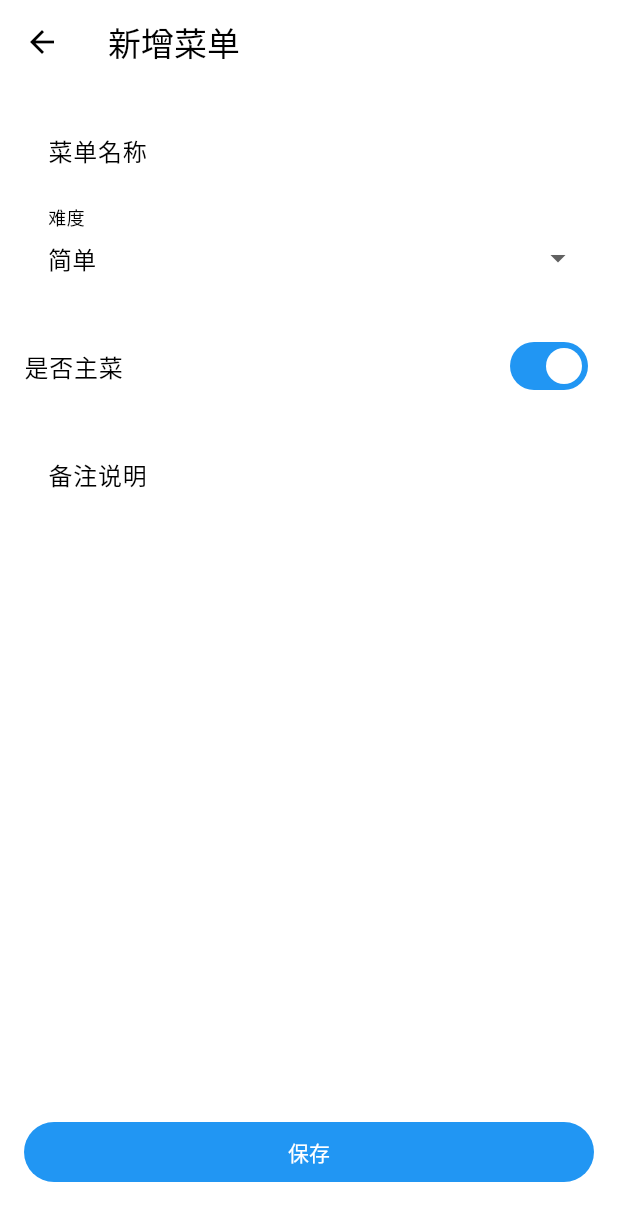
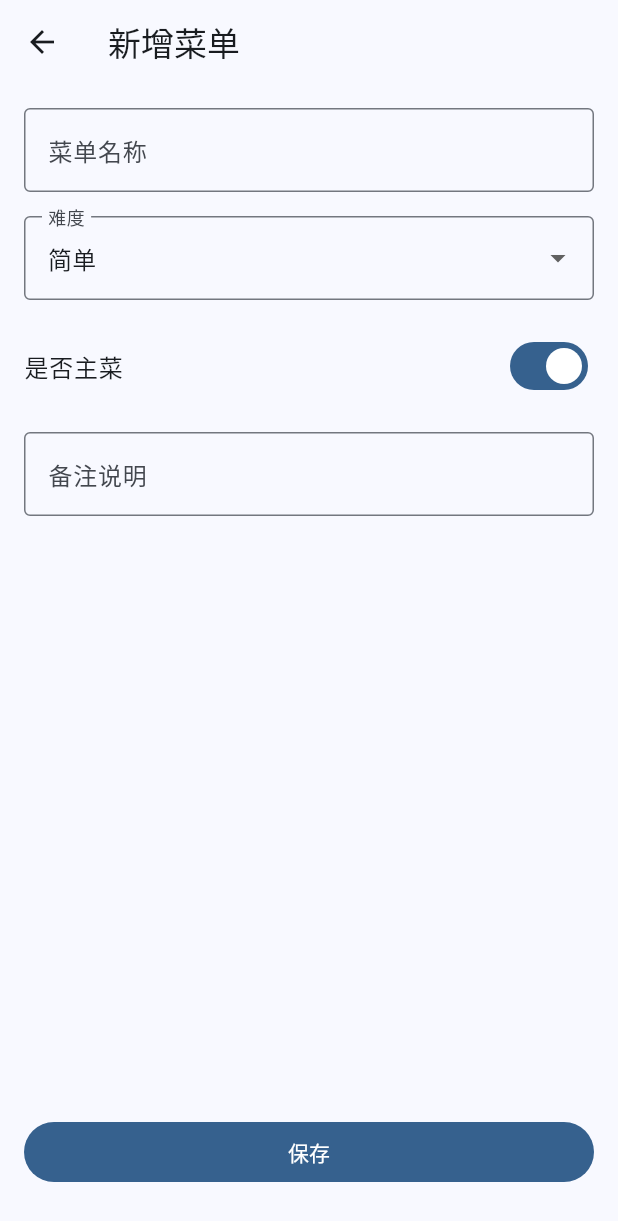
Before and after one commit to VamoBao/cook_random, a Flutter app: the screen it shows after launch, after a tap on "新增菜单", on a phone screen of 412 x 824 dp. Shown: the top 1221 px of the screen. Run offline on Flutter 3.47's test engine with Material 3 defaults, Android fonts, the phone set to English and light mode, and no system bars; drawn by our look-alikes of dynamic_color; our stand-ins replace sqflite; accounts and stored records are empty; statements that could not run were skipped.

Commit message:
feat:优化主题配置

```diff
--- a/lib/main.dart
+++ b/lib/main.dart
@@ -26,21 +26,24 @@ class MyApp extends StatelessWidget {
   Widget build(BuildContext context) {
     return DynamicColorBuilder(
       builder: (ColorScheme? lightColor, ColorScheme? darkColor) {
+        ColorScheme lightScheme =
+            ColorScheme.fromSeed(seedColor: lightColor?.primary ?? Colors.blue)
+                .harmonized();
+        ColorScheme darkScheme = ColorScheme.fromSeed(
+          seedColor: darkColor?.primary ?? Colors.blue,
+          brightness: Brightness.dark,
+        ).harmonized();
         return MaterialApp(
           title: 'Cook random',
           theme: ThemeData(
-              colorScheme: lightColor ??
-                  ColorScheme.fromSwatch(primarySwatch: Colors.blue),
-              useMaterial3: true,
-              inputDecorationTheme: const InputDecorationTheme(
-                border: OutlineInputBorder(),
-              )),
+            colorScheme: lightScheme,
+            useMaterial3: true,
+            inputDecorationTheme: const InputDecorationTheme(
+              border: OutlineInputBorder(),
+            ),
+          ),
           darkTheme: ThemeData(
-            colorScheme: darkColor ??
-                ColorScheme.fromSwatch(
-                  primarySwatch: Colors.blue,
-                  brightness: Brightness.dark,
-                ),
+            colorScheme: darkScheme,
             useMaterial3: true,
             inputDecorationTheme: const InputDecorationTheme(
               border: OutlineInputBorder(),
```
